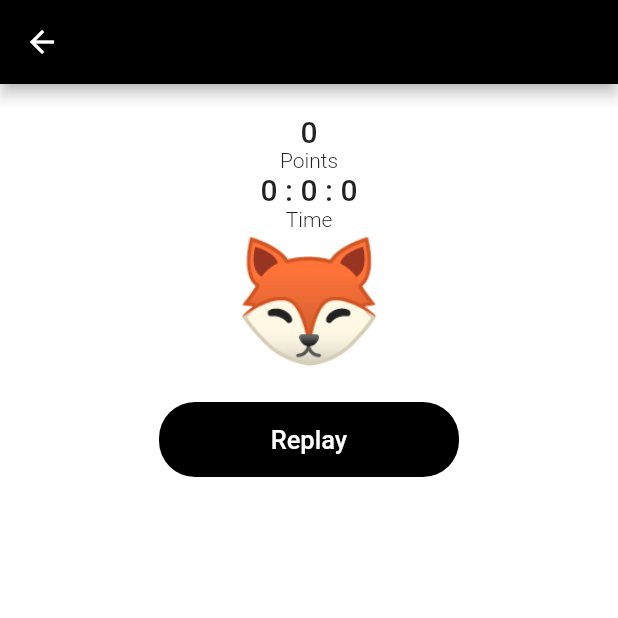
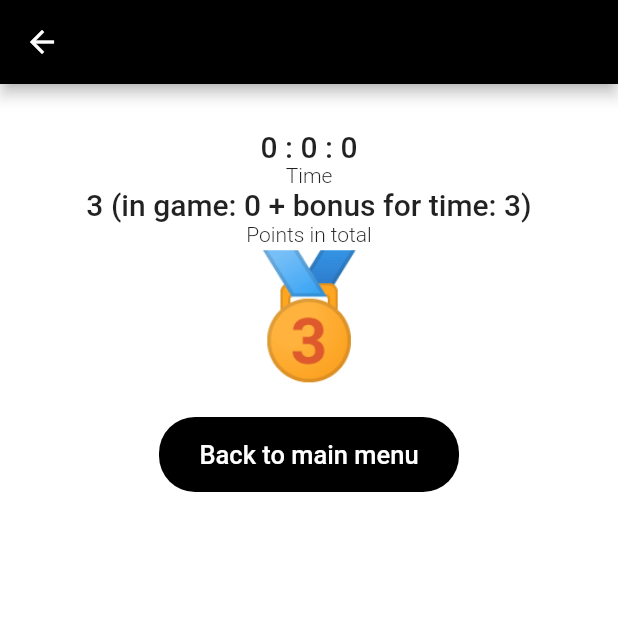
Before and after one commit to DaniilPavlov/MemoryGame, a Flutter app: the Game screen opened by its route, on a phone screen of 412 x 824 dp, the top half of it. Run offline on Flutter 3.47's test engine with Material 2 defaults, Android fonts, the phone set to English and light mode, and no system bars.

Commit message:
Win and lose results handling.

```diff
--- a/lib/data/data.dart
+++ b/lib/data/data.dart
@@ -1,3 +1,4 @@
+import 'package:flutterapp2/data/stop_watch.dart';
 import 'package:flutterapp2/model/tile_model.dart';
 
 String selectedTile = "";
@@ -5,10 +6,12 @@ int selectedIndex;
 bool selected = true;
 int pairs = 0;
 int points = 0;
+int bonus;
 bool letsPlay = false;
 int isTapped = 100;
 int noOfQuestion = 0;
 String gameLevel = "easy";
+String medal = "🥇";
 
 List<TileModel> myPairs = new List<TileModel>();
 List<bool> clicked = new List<bool>();
@@ -187,3 +190,38 @@ List<TileModel> getQuestionPairs(String gameLevel) {
 
   return pairs;
 }
+
+String addBonus() {
+  if (gameLevel == "easy") {
+    if ((seconds + minutes * 60) * 1000 + mills > 22000) bonus = 0;
+    if ((seconds + minutes * 60) * 1000 + mills < 22000) bonus = 1;
+    if ((seconds + minutes * 60) * 1000 + mills < 19000) bonus = 2;
+    if ((seconds + minutes * 60) * 1000 + mills < 16000) bonus = 3;
+    if (points + bonus <= 10) medal = "🥉";
+    if (10 < points + bonus && points + bonus <= 20) medal = "🥈";
+    if (points + bonus > 20) medal = "🥇";
+  }
+
+  if (gameLevel == "medium") {
+    if ((seconds + minutes * 60) * 1000 + mills > 25000) bonus = 0;
+    if ((seconds + minutes * 60) * 1000 + mills < 25000) bonus = 3;
+    if ((seconds + minutes * 60) * 1000 + mills < 23000) bonus = 4;
+    if ((seconds + minutes * 60) * 1000 + mills < 20000) bonus = 5;
+    if (points + bonus <= 13) medal = "🥉";
+    if (13 < points + bonus && points + bonus <= 23) medal = "🥈";
+    if (points + bonus > 23) medal = "🥇";
+  }
+
+  if (gameLevel == "hard") {
+    if ((seconds + minutes * 60) * 1000 + mills > 27000) bonus = 0;
+    if ((seconds + minutes * 60) * 1000 + mills < 27000) bonus = 5;
+    if ((seconds + minutes * 60) * 1000 + mills < 25000) bonus = 7;
+    if ((seconds + minutes * 60) * 1000 + mills < 22000) bonus = 9;
+    if (points + bonus <= 16) medal = "🥉";
+    if (16 < points + bonus && points + bonus <= 26) medal = "🥈";
+    if (points + bonus > 26) medal = "🥇";
+  }
+
+  return (points + bonus).toString() +
+      " (in game: $points + bonus for time: $bonus)";
+}
--- a/lib/data/game.dart
+++ b/lib/data/game.dart
@@ -28,33 +28,34 @@ class _GameState extends State<Game> {
           ),
           backgroundColor: Colors.white,
           body: Container(
-            padding: EdgeInsets.symmetric(horizontal: 20, vertical: 20),
+            padding: EdgeInsets.symmetric(horizontal: 20, vertical: 30),
             child: Column(
               children: <Widget>[
-                Column(
+                pairs != noOfQuestion && points > -5
+                    ? Column(
                         crossAxisAlignment: CrossAxisAlignment.center,
                         children: <Widget>[
                           Text(
                             "$points",
-                      style:
-                          TextStyle(fontSize: 20, fontWeight: FontWeight.w500),
+                            style: TextStyle(
+                                fontSize: 20, fontWeight: FontWeight.w500),
                           ),
                           Text(
                             "Points",
                             textAlign: TextAlign.start,
-                      style:
-                          TextStyle(fontSize: 14, fontWeight: FontWeight.w300),
+                            style: TextStyle(
+                                fontSize: 14, fontWeight: FontWeight.w300),
                           ),
-                  ],
-                ),
-                pairs != noOfQuestion && points > -5
-                    ? GridView(
+                          GridView(
                             shrinkWrap: true,
                             physics: new NeverScrollableScrollPhysics(),
                             primary: true,
-                        gridDelegate: SliverGridDelegateWithMaxCrossAxisExtent(
-                            mainAxisSpacing: 0.0, maxCrossAxisExtent: 125),
-                        children: List.generate(gridViewTiles.length, (index) {
+                            gridDelegate:
+                                SliverGridDelegateWithMaxCrossAxisExtent(
+                                    mainAxisSpacing: 0.0,
+                                    maxCrossAxisExtent: 125),
+                            children:
+                                List.generate(gridViewTiles.length, (index) {
                               if (letsPlay) {
                                 delay();
                               }
@@ -66,7 +67,10 @@ class _GameState extends State<Game> {
                               );
                             }),
                           )
-                    : Center(
+                        ],
+                      )
+                    : points > -5
+                        ? Center(
                             child: Column(children: <Widget>[
                             Text(
                               "$minutes : $seconds : $mills",
@@ -80,7 +84,18 @@ class _GameState extends State<Game> {
                                   fontSize: 14, fontWeight: FontWeight.w300),
                             ),
                             Text(
-                          "🦊",
+                              addBonus(),
+                              style: TextStyle(
+                                  fontSize: 20, fontWeight: FontWeight.w500),
+                            ),
+                            Text(
+                              "Points in total",
+                              textAlign: TextAlign.start,
+                              style: TextStyle(
+                                  fontSize: 14, fontWeight: FontWeight.w300),
+                            ),
+                            Text(
+                              medal,
                               style: TextStyle(fontSize: 80),
                             ),
                             SizedBox(
@@ -103,7 +118,7 @@ class _GameState extends State<Game> {
                                         borderRadius: BorderRadius.circular(24),
                                       ),
                                       child: Text(
-                                    "Replay",
+                                        "Back to main menu",
                                         style: TextStyle(
                                             color: Colors.white,
                                             fontSize: 17,
@@ -113,6 +128,44 @@ class _GameState extends State<Game> {
                                   ],
                                 )),
                           ]))
+                        : Center(
+                            child: Column(children: <Widget>[
+                            Text(
+                              "Try harder next time!",
+                              style: TextStyle(
+                                  fontSize: 20, fontWeight: FontWeight.w500),
+                            ),
+                            Text(
+                              "🔎",
+                              style: TextStyle(fontSize: 80),
+                            ),
+                            GestureDetector(
+                                onTap: () {
+                                  Navigator.pop(context);
+                                  pairs = 0;
+                                  points = 0;
+                                },
+                                child: Column(
+                                  children: <Widget>[
+                                    Container(
+                                      height: 50,
+                                      width: 200,
+                                      alignment: Alignment.center,
+                                      decoration: BoxDecoration(
+                                        color: Colors.black,
+                                        borderRadius: BorderRadius.circular(24),
+                                      ),
+                                      child: Text(
+                                        "Back to main menu",
+                                        style: TextStyle(
+                                            color: Colors.white,
+                                            fontSize: 17,
+                                            fontWeight: FontWeight.w500),
+                                      ),
+                                    ),
+                                  ],
+                                )),
+                          ])),
               ],
             ),
           ),
--- a/lib/data/stop_watch.dart
+++ b/lib/data/stop_watch.dart
@@ -1,7 +1,4 @@
 import 'dart:async';
-
-import 'package:flutter/material.dart';
-import 'package:flutterapp2/model/tile_model.dart';
 
 Stopwatch watch = new Stopwatch();
 Timer timer;
```
Lines whose indentation alone changed are shown as unchanged.
